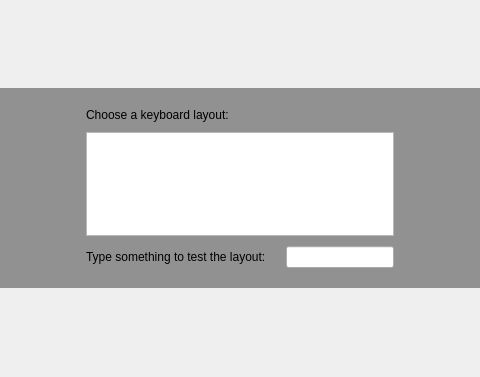
Above: yali-proximate/yali/gui/Ui/keyboardwidget.ui from pars-linux/uludag before the change; both pictures show x 116 to 596 and y 0 to 377 of the 699 by 377 pixel window. Below: the same form after it.
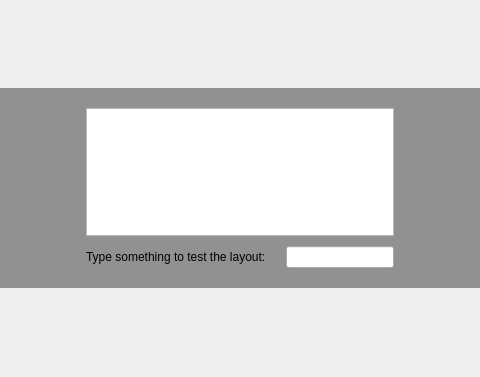
That is the form after the change. Icons and pictures are not drawn.

Diff of the .ui file:
```diff
--- a/yali-proximate/yali/gui/Ui/keyboardwidget.ui
+++ b/yali-proximate/yali/gui/Ui/keyboardwidget.ui
@@ -95,16 +95,6 @@
             </property>
            </spacer>
           </item>
-          <item>
-           <widget class="QLabel" name="textLabel1">
-            <property name="text">
-             <string>Choose a keyboard layout:</string>
-            </property>
-            <property name="wordWrap">
-             <bool>false</bool>
-            </property>
-           </widget>
-          </item>
           <item>
            <widget class="QListWidget" name="keyboard_list">
             <property name="alternatingRowColors">
```
